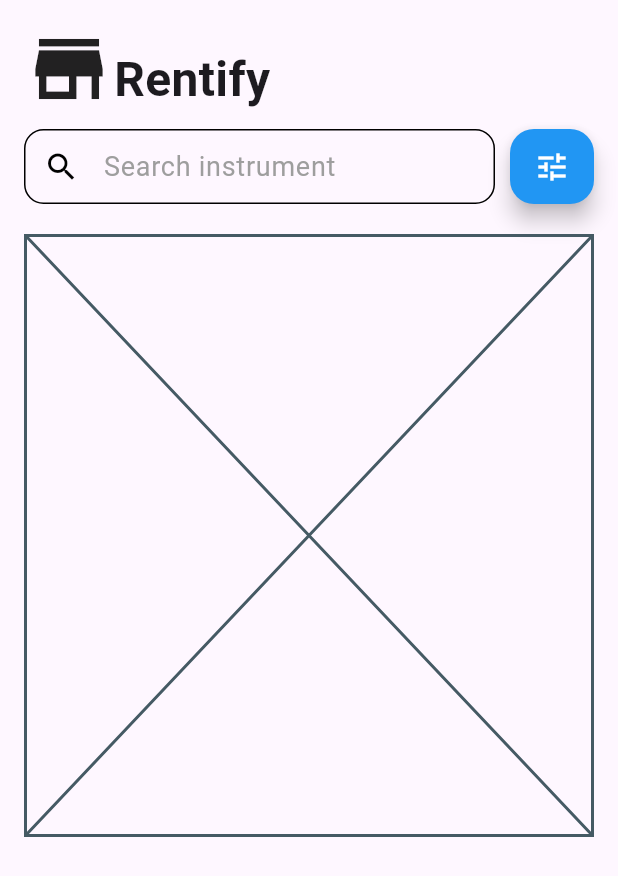
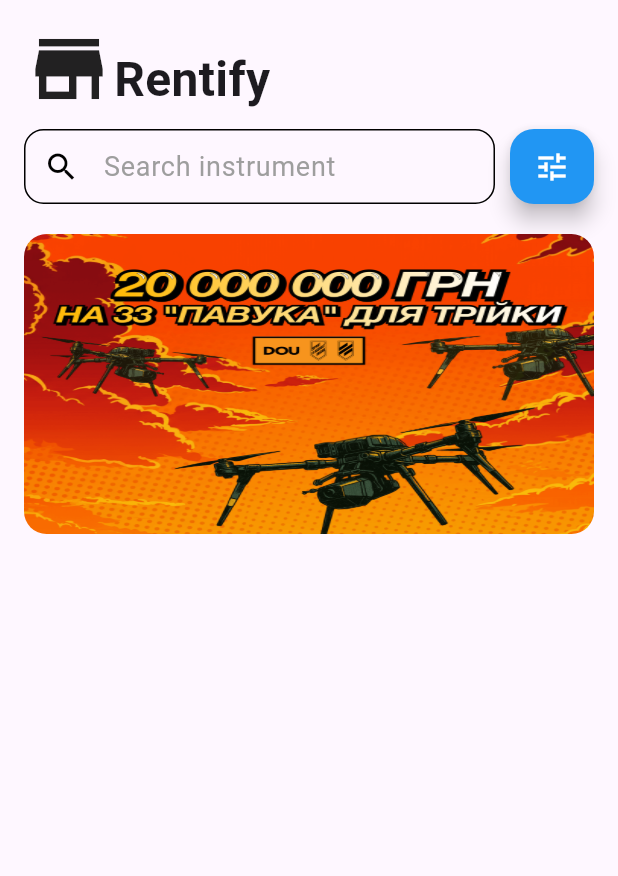
Before and after one commit to yozhykovanatolii/MarketplaceMusicalInstrumentsApp, a Flutter app: the HomePage screen opened directly, on a phone screen of 412 x 824 dp. Shown: the top 876 px of the screen. Run offline on Flutter 3.47's test engine with Material 3 defaults, Android fonts, the phone set to English and light mode, and no system bars; our stand-ins replace another_flutter_splash_screen, bloc, cloud_firestore, firebase_auth, firebase_core, flutter_bloc; accounts and stored records are empty; Roboto replaces fonts that are missing (Times New Roman).

Commit message:
Completing class AdvertisementBanner

```diff
--- a/lib/presentation/page/home/home_page.dart
+++ b/lib/presentation/page/home/home_page.dart
@@ -1,5 +1,5 @@
 import 'package:flutter/material.dart';
-import 'package:marketplace_musical_instruments_app/presentation/page/home/widget/advertisement_banners.dart';
+import 'package:marketplace_musical_instruments_app/presentation/page/home/widget/advertisement_banner.dart';
 import 'package:marketplace_musical_instruments_app/presentation/page/home/widget/filter_floating_action_button.dart';
 import 'package:marketplace_musical_instruments_app/presentation/page/home/widget/home_header.dart';
 import 'package:marketplace_musical_instruments_app/presentation/page/home/widget/text_search_bar.dart';
@@ -28,7 +28,7 @@ class HomePage extends StatelessWidget {
               ],
             ),
             SizedBox(height: 20),
-            AdvertisementBanners(),
+            AdvertisementBanner(),
             SizedBox(height: 30),
           ],
         ),
--- /dev/null
+++ b/lib/presentation/page/home/widget/advertisement_banner.dart
@@ -0,0 +1,20 @@
+import 'package:flutter/material.dart';
+
+class AdvertisementBanner extends StatelessWidget {
+  const AdvertisementBanner({super.key});
+
+  @override
+  Widget build(BuildContext context) {
+    return SizedBox(
+      width: 400,
+      height: 200,
+      child: ClipRRect(
+        borderRadius: BorderRadiusGeometry.circular(15),
+        child: const Image(
+          fit: BoxFit.fill,
+          image: AssetImage('asset/banner1.png'),
+        ),
+      ),
+    );
+  }
+}
--- a/lib/presentation/page/home/widget/advertisement_banners.dart
+++ /dev/null
@@ -1,15 +0,0 @@
-import 'package:flutter/material.dart';
-
-class AdvertisementBanners extends StatelessWidget {
-  const AdvertisementBanners({super.key});
-
-  @override
-  Widget build(BuildContext context) {
-    return Container(
-      decoration: BoxDecoration(
-        border: Border.all(),
-      ),
-      child: Placeholder(),
-    );
-  }
-}
--- a/pubspec.yaml
+++ b/pubspec.yaml
@@ -40,6 +40,7 @@ dependencies:
   flutter_bloc: ^9.1.1
   firebase_auth: ^6.0.2
   cloud_firestore: ^6.0.1
+  carousel_slider: ^5.1.1
 
 dev_dependencies:
   flutter_test:
@@ -64,8 +65,8 @@ flutter:
   uses-material-design: true
 
   # To add assets to your application, add an assets section, like this:
-  # assets:
-  #   - images/a_dot_burr.jpeg
+  assets:
+      - asset/banner1.png
   #   - images/a_dot_ham.jpeg
 
   # An image asset can refer to one or more resolution-specific "variants", see
```
Also changed, not shown: asset/banner1.png (added), pubspec.lock.
